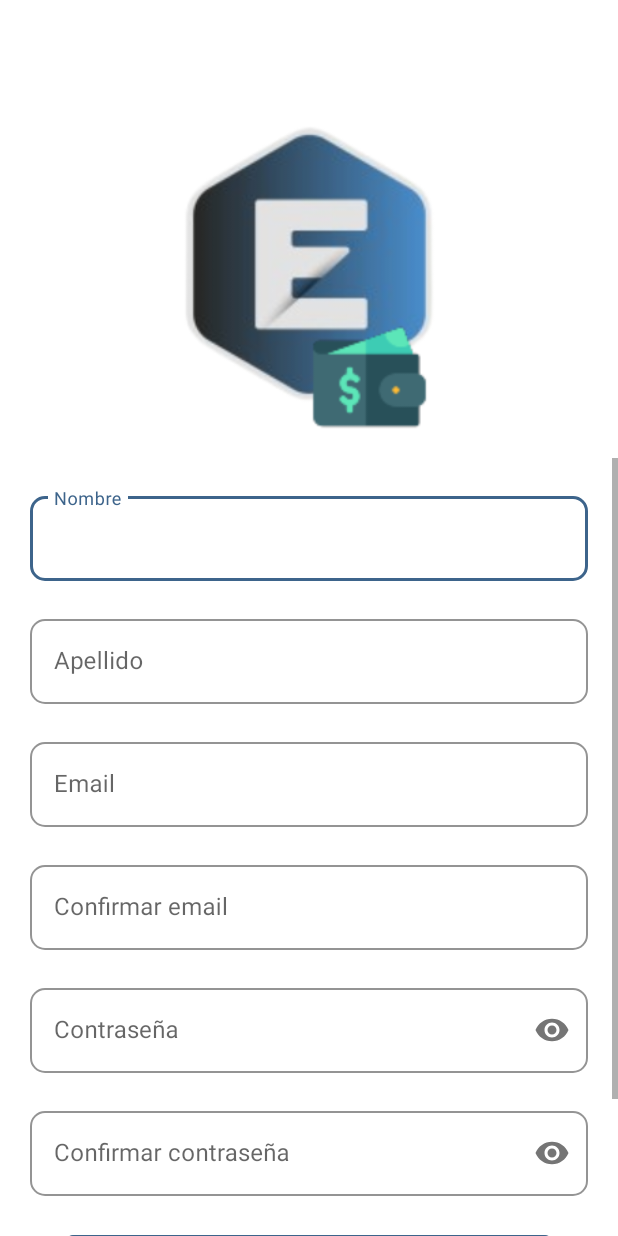
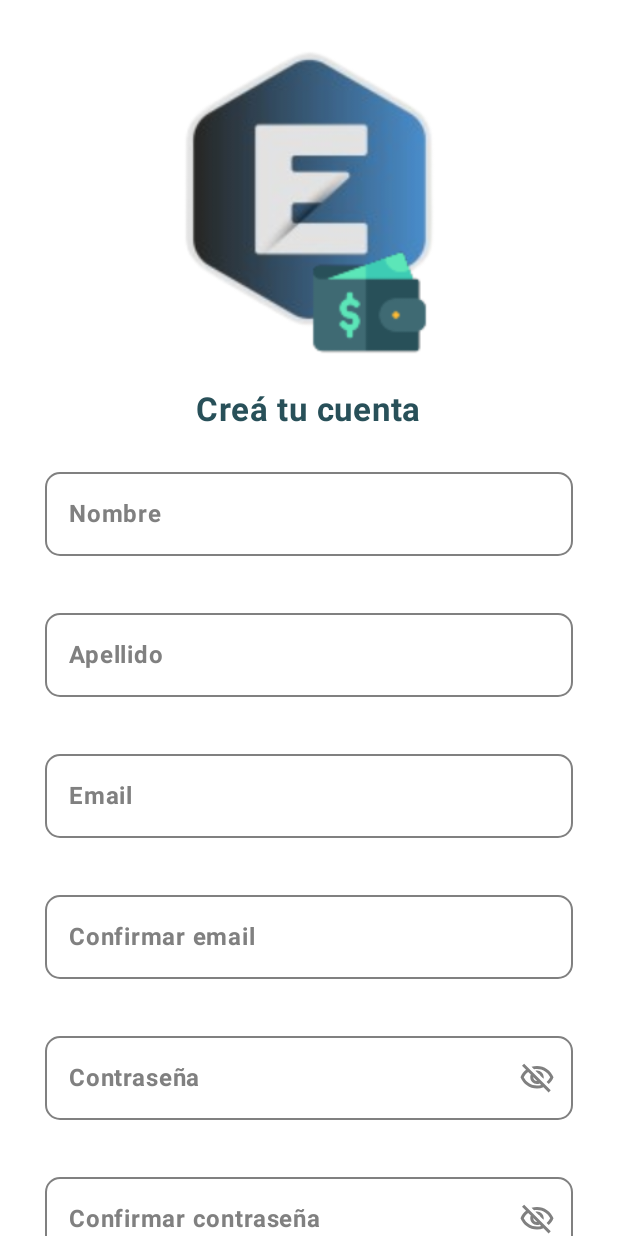
Before and after one commit to Lucas-Zacarias/Eldar-Wallet, an Android app built with Jetpack Compose: the SignUpActivity screen opened directly, with no data from a screen before it, on a phone screen of 412 x 824 dp. Run offline under Robolectric (Android 15) with nearby library versions, the light colour scheme and no system bars; our stand-ins replace Dagger/Hilt's generated code, Room's generated code, livedata-compose.

Commit message:
signup migration to compose

```diff
--- a/app/src/main/java/com/eldarwallet/ui/login/LogInActivity.kt
+++ b/app/src/main/java/com/eldarwallet/ui/login/LogInActivity.kt
@@ -1,16 +1,12 @@
 package com.eldarwallet.ui.login
 
 import android.content.Intent
-import android.content.res.Configuration.UI_MODE_NIGHT_NO
-import android.content.res.Configuration.UI_MODE_NIGHT_YES
 import android.os.Bundle
 import androidx.activity.compose.setContent
 import androidx.activity.viewModels
 import androidx.appcompat.app.AppCompatActivity
-import androidx.compose.runtime.Composable
-import androidx.compose.ui.tooling.preview.Preview
 import com.eldarwallet.ui.home.HomeActivity
-import com.eldarwallet.ui.screens.LoginScreen
+import com.eldarwallet.ui.screens.login.LoginScreen
 import com.eldarwallet.ui.signup.SignUpActivity
 import com.eldarwallet.ui.theme.EldarWalletTheme
 import dagger.hilt.android.AndroidEntryPoint
@@ -46,28 +42,4 @@ class LogInActivity : AppCompatActivity() {
         finish()
     }
 
-    @Preview(
-        showBackground = true,
-        name = "Light mode",
-        uiMode = UI_MODE_NIGHT_NO
-    )
-    @Preview(
-        showBackground = true,
-        name = "Night mode",
-        uiMode = UI_MODE_NIGHT_YES
-    )
-    @Composable
-    private fun Preview() {
-        EldarWalletTheme {
-            LoginScreen(
-                signUpEvent = {
-                    goToSignUpActivity()
-                },
-                goToHomeEvent = {
-                    goToHome()
-                },
-                viewModel = logInViewModel
-            )
-        }
-    }
 }
--- a/app/src/main/java/com/eldarwallet/ui/screens/LoginScreen.kt
+++ b/app/src/main/java/com/eldarwallet/ui/screens/login/LoginScreen.kt
@@ -1,4 +1,4 @@
-package com.eldarwallet.ui.screens
+package com.eldarwallet.ui.screens.login
 
 import androidx.compose.foundation.Image
 import androidx.compose.foundation.background
--- /dev/null
+++ b/app/src/main/java/com/eldarwallet/ui/screens/signup/SignUpScreen.kt
@@ -0,0 +1,373 @@
+package com.eldarwallet.ui.screens.signup
+
+import androidx.compose.foundation.Image
+import androidx.compose.foundation.background
+import androidx.compose.foundation.clickable
+import androidx.compose.foundation.layout.Arrangement
+import androidx.compose.foundation.layout.Box
+import androidx.compose.foundation.layout.Column
+import androidx.compose.foundation.layout.Row
+import androidx.compose.foundation.layout.fillMaxSize
+import androidx.compose.foundation.layout.fillMaxWidth
+import androidx.compose.foundation.layout.padding
+import androidx.compose.foundation.layout.size
+import androidx.compose.foundation.rememberScrollState
+import androidx.compose.foundation.text.KeyboardActions
+import androidx.compose.foundation.text.KeyboardOptions
+import androidx.compose.foundation.verticalScroll
+import androidx.compose.material3.MaterialTheme
+import androidx.compose.material3.Text
+import androidx.compose.runtime.Composable
+import androidx.compose.runtime.getValue
+import androidx.compose.runtime.livedata.observeAsState
+import androidx.compose.runtime.mutableStateOf
+import androidx.compose.runtime.remember
+import androidx.compose.runtime.setValue
+import androidx.compose.ui.Alignment
+import androidx.compose.ui.Modifier
+import androidx.compose.ui.focus.FocusDirection
+import androidx.compose.ui.platform.LocalFocusManager
+import androidx.compose.ui.res.painterResource
+import androidx.compose.ui.res.stringResource
+import androidx.compose.ui.text.font.FontWeight
+import androidx.compose.ui.text.input.ImeAction
+import androidx.compose.ui.text.input.KeyboardCapitalization
+import androidx.compose.ui.text.input.KeyboardType
+import androidx.compose.ui.unit.dp
+import androidx.compose.ui.unit.sp
+import com.eldarwallet.R
+import com.eldarwallet.domain.models.LoginResult
+import com.eldarwallet.domain.models.UserSignUp
+import com.eldarwallet.ui.screens.reusablecomponents.HeightSpacer
+import com.eldarwallet.ui.screens.reusablecomponents.ReusableButton
+import com.eldarwallet.ui.screens.reusablecomponents.ReusableDialog
+import com.eldarwallet.ui.screens.reusablecomponents.ReusableOutlineTextField
+import com.eldarwallet.ui.screens.reusablecomponents.WidthSpacer
+import com.eldarwallet.ui.signup.SignUpViewModel
+
+@Composable
+fun SignUpScreen(
+    goToLoginEvent: () -> Unit,
+    goToHomeEvent: () -> Unit,
+    viewModel: SignUpViewModel
+) {
+    val signUpState = viewModel.signUpState.observeAsState().value
+
+    Box(
+        modifier =
+        Modifier
+            .background(color = MaterialTheme.colorScheme.surface)
+            .fillMaxSize()
+    ) {
+        Column(
+            modifier = Modifier
+                .padding(start = 30.dp, end = 30.dp)
+                .fillMaxSize()
+                .verticalScroll(rememberScrollState()),
+            horizontalAlignment = Alignment.CenterHorizontally,
+            verticalArrangement = Arrangement.Center
+        ) {
+            LogoApp()
+            CreateAccountMessage()
+            SignUpForm(goToLoginEvent, viewModel)
+        }
+
+        when (signUpState) {
+            LoginResult.Success -> {
+                goToHomeEvent()
+            }
+
+            LoginResult.EmptyFields -> {
+                ReusableDialog(
+                    title =
+                    stringResource(id = R.string.check),
+                    text =
+                    stringResource(id = R.string.complete_all_fields),
+                    show = true
+                )
+            }
+
+            LoginResult.DistinctEmail -> {
+                ReusableDialog(
+                    title =
+                    stringResource(id = R.string.check),
+                    text =
+                    stringResource(id = R.string.check_if_emails_match),
+                    show = true
+                )
+            }
+
+            LoginResult.DistinctPassword -> {
+                ReusableDialog(
+                    title =
+                    stringResource(id = R.string.check),
+                    text =
+                    stringResource(id = R.string.check_if_passwords_match),
+                    show = true
+                )
+            }
+
+            LoginResult.EmailInvalid -> {
+                ReusableDialog(
+                    title =
+                    stringResource(id = R.string.check),
+                    text =
+                    stringResource(id = R.string.email_format),
+                    show = true
+                )
+            }
+
+            LoginResult.PasswordInvalid -> {
+                ReusableDialog(
+                    title =
+                    stringResource(id = R.string.check),
+                    text =
+                    stringResource(id = R.string.check_password_length),
+                    show = true
+                )
+            }
+
+            LoginResult.ExistingUser -> {
+                ReusableDialog(
+                    title =
+                    stringResource(id = R.string.check),
+                    text =
+                    stringResource(id = R.string.try_with_other_email),
+                    show = true
+                )
+            }
+
+            else -> {}
+        }
+    }
+}
+
+@Composable
+private fun LogoApp() {
+    Image(
+        painter =
+        painterResource(id = R.drawable.eldar_logo_app),
+        contentDescription =
+        stringResource(R.string.app_logo),
+        modifier =
+        Modifier.size(250.dp, 250.dp)
+    )
+}
+
+@Composable
+private fun CreateAccountMessage() {
+    HeightSpacer(height = 10)
+
+    Text(
+        text =
+        stringResource(id = R.string.create_account),
+        color =
+        MaterialTheme.colorScheme.primary,
+        fontSize = 22.sp,
+        fontWeight = FontWeight.Bold
+    )
+}
+
+@Composable
+private fun SignUpForm(
+    goToLoginEvent: () -> Unit,
+    viewModel: SignUpViewModel
+) {
+    val focusManager = LocalFocusManager.current
+
+    var name by remember { mutableStateOf("") }
+    var surname by remember { mutableStateOf("") }
+    var email by remember { mutableStateOf("") }
+    var confirmEmail by remember { mutableStateOf("") }
+    var password by remember { mutableStateOf("") }
+    var confirmPassword by remember { mutableStateOf("") }
+    var passwordVisibility by remember { mutableStateOf(false) }
+    var confirmPasswordVisibility by remember { mutableStateOf(false) }
+
+    HeightSpacer(height = 20)
+
+    ReusableOutlineTextField(
+        value =
+        name,
+        onValueChange =
+        { name = it },
+        label =
+        stringResource(id = R.string.name),
+        keyboardOptions =
+        KeyboardOptions(
+            capitalization = KeyboardCapitalization.Sentences,
+            keyboardType = KeyboardType.Text,
+            imeAction = ImeAction.Next
+        ),
+        keyboardActions =
+        KeyboardActions(
+            onNext =
+            { focusManager.moveFocus(FocusDirection.Down) }
+        ))
+
+    HeightSpacer(height = 30)
+
+    ReusableOutlineTextField(
+        value =
+        surname,
+        onValueChange =
+        { surname = it },
+        label =
+        stringResource(id = R.string.surname),
+        keyboardOptions =
+        KeyboardOptions(
+            capitalization = KeyboardCapitalization.Sentences,
+            keyboardType = KeyboardType.Text,
+            imeAction = ImeAction.Next
+        ),
+        keyboardActions =
+        KeyboardActions(
+            onNext =
+            { focusManager.moveFocus(FocusDirection.Down) }
+        ))
+
+    HeightSpacer(height = 30)
+
+    ReusableOutlineTextField(
+        value =
+        email,
+        onValueChange =
+        { email = it },
+        label =
+        stringResource(id = R.string.email),
+        keyboardOptions =
+        KeyboardOptions(
+            keyboardType = KeyboardType.Text,
+            imeAction = ImeAction.Next
+        ),
+        keyboardActions =
+        KeyboardActions(
+            onNext =
+            { focusManager.moveFocus(FocusDirection.Down) }
+        ))
+
+    HeightSpacer(height = 30)
+
+    ReusableOutlineTextField(
+        value =
+        confirmEmail,
+        onValueChange =
+        { confirmEmail = it },
+        label =
+        stringResource(id = R.string.confirm_email),
+        keyboardOptions =
+        KeyboardOptions(
+            keyboardType = KeyboardType.Text,
+            imeAction = ImeAction.Next
+        ),
+        keyboardActions =
+        KeyboardActions(
+            onNext =
+            { focusManager.moveFocus(FocusDirection.Down) }
+        ))
+
+    HeightSpacer(height = 30)
+
+    ReusableOutlineTextField(
+        value =
+        password,
+        onValueChange =
+        { password = it },
+        label =
+        stringResource(id = R.string.password),
+        keyboardOptions =
+        KeyboardOptions(
+            keyboardType = KeyboardType.Text,
+            imeAction = ImeAction.Next
+        ),
+        keyboardActions =
+        KeyboardActions(
+            onNext =
+            { focusManager.moveFocus(FocusDirection.Down) }
+        ),
+        maxLength = 6,
+        isPasswordField = true,
+        isPasswordVisible =
+        passwordVisibility,
+        onVisibilityChange =
+        { passwordVisibility = it })
+
+    HeightSpacer(height = 30)
+
+    ReusableOutlineTextField(
+        value =
+        confirmPassword,
+        onValueChange =
+        { confirmPassword = it },
+        label =
+        stringResource(id = R.string.confirm_password),
+        keyboardOptions =
+        KeyboardOptions(
+            keyboardType = KeyboardType.Text,
+            imeAction = ImeAction.Done
+        ),
+        keyboardActions =
+        KeyboardActions(
+            onDone = { focusManager.clearFocus() }
+        ),
+        maxLength = 6,
+        isPasswordField = true,
+        isPasswordVisible =
+        confirmPasswordVisibility,
+        onVisibilityChange =
+        { confirmPasswordVisibility = it })
+
+    HeightSpacer(height = 30)
+
+    ReusableButton(
+        clickEvent = {
+            viewModel.validateSignUpForm(
+                UserSignUp(
+                    name = name,
+                    surname = surname,
+                    email = email,
+                    emailConfirm = confirmEmail,
+                    password = password,
+                    passwordConfirm = confirmPassword
+                )
+            )
+        },
+        text =
+        stringResource(id = R.string.sign_up)
+    )
+
+    HeightSpacer(height = 20)
+
+    LoginOption(goToLoginEvent)
+}
+
+@Composable
+private fun LoginOption(
+    goToLoginEvent: () -> Unit
+) {
+    Row(
+        modifier =
+        Modifier.fillMaxWidth(),
+        horizontalArrangement =
+        Arrangement.Center
+    ) {
+
+        Text(
+            text = stringResource(id = R.string.have_account),
+            color = MaterialTheme.colorScheme.primary
+        )
+
+        WidthSpacer(width = 15)
+
+        Text(
+            text = stringResource(id = R.string.log_in),
+            fontWeight = FontWeight.Bold,
+            color = MaterialTheme.colorScheme.primary,
+            modifier = Modifier.clickable(
+                onClick = {
+                    goToLoginEvent()
+                }
+            )
+        )
+    }
+}
--- a/app/src/main/java/com/eldarwallet/ui/signup/SignUpActivity.kt
+++ b/app/src/main/java/com/eldarwallet/ui/signup/SignUpActivity.kt
@@ -2,116 +2,44 @@ package com.eldarwallet.ui.signup
 
 import android.content.Intent
 import android.os.Bundle
-import android.view.LayoutInflater
-import android.widget.EditText
+import androidx.activity.compose.setContent
 import androidx.activity.viewModels
 import androidx.appcompat.app.AppCompatActivity
-import com.eldarwallet.databinding.ActivitySignUpBinding
-import com.eldarwallet.domain.models.LoginResult
-import com.eldarwallet.domain.models.UserSignUp
 import com.eldarwallet.ui.home.HomeActivity
-import com.google.android.material.button.MaterialButton
-import com.google.android.material.dialog.MaterialAlertDialogBuilder
+import com.eldarwallet.ui.screens.signup.SignUpScreen
+import com.eldarwallet.ui.theme.EldarWalletTheme
 import dagger.hilt.android.AndroidEntryPoint
 
 @AndroidEntryPoint
 class SignUpActivity : AppCompatActivity() {
-    private lateinit var binding: ActivitySignUpBinding
-    private lateinit var name: EditText
-    private lateinit var surname: EditText
-    private lateinit var email: EditText
-    private lateinit var emailConfirm: EditText
-    private lateinit var password: EditText
-    private lateinit var passwordConfirm: EditText
-    private lateinit var btnSignUp: MaterialButton
-    private lateinit var btnLogIn: MaterialButton
     private val signUpViewModel: SignUpViewModel by viewModels()
 
     override fun onCreate(savedInstanceState: Bundle?) {
         super.onCreate(savedInstanceState)
 
-        binding = ActivitySignUpBinding.inflate(LayoutInflater.from(this))
-        setContentView(binding.root)
+        setContent {
+            EldarWalletTheme {
+                SignUpScreen(
+                    goToLoginEvent = {
+                        goToLogInActivity()
+                    },
+                    goToHomeEvent = {
+                        goToHome()
+                    },
+                    viewModel = signUpViewModel
+                )
+            }
+        }
 
-        getViews()
-        setListeners()
-        setObserver()
-    }
-
-    private fun getViews() {
-        name = binding.etName.editText!!
-        surname = binding.etSurname.editText!!
-        email = binding.etEmail.editText!!
-        emailConfirm = binding.etConfirmEmail.editText!!
-        password = binding.etPassword.editText!!
-        passwordConfirm = binding.etConfirmPassword.editText!!
-        btnSignUp = binding.mbSignUp
-        btnLogIn = binding.mbLogIn
-    }
-
-    private fun setListeners() {
-        createAccount()
-        goToLogInActivity()
-    }
-
-    private fun createAccount() {
-        btnSignUp.setOnClickListener {
-            signUpViewModel.validateSignUpForm(
-                UserSignUp(
-                    name.text.toString(),
-                    surname.text.toString(),
-                    email.text.toString(),
-                    emailConfirm.text.toString(),
-                    password.text.toString(),
-                    passwordConfirm.text.toString()
-                )
-            )
-        }
     }
 
     private fun goToLogInActivity() {
-        btnLogIn.setOnClickListener {
-            finish()
-        }
-    }
-
-    private fun setObserver() {
-        signUpViewModel.signUpState.observe(this) { signUpResult ->
-            when(signUpResult) {
-                LoginResult.Success -> goToHome()
-
-                LoginResult.EmptyFields -> setAlertSignUpProblem("Completar todos los campos")
-
-                LoginResult.DistinctEmail -> setAlertSignUpProblem("Ver si los email coinciden")
-
-                LoginResult.DistinctPassword -> setAlertSignUpProblem("Ver si las contraseñas coinciden")
-
-                LoginResult.EmailInvalid -> setAlertSignUpProblem("El formato del email, ej: mario.paredes@gmail.com")
-
-                LoginResult.PasswordInvalid -> setAlertSignUpProblem("El largo de la contraseña (debe ser de al menos 6 caracteres)")
-
-                LoginResult.ExistingUser -> setAlertSignUpProblem("Probar con otro email")
-
-                LoginResult.Error -> setAlertSignUpProblem("No pudimos detectar la causa")
-
-                else -> {}
-            }
-        }
-    }
-
-    private fun setAlertSignUpProblem(message: String) {
-        MaterialAlertDialogBuilder(this)
-            .setTitle("No pudimos crear tu cuenta")
-            .setMessage("Revisá: $message")
-            .setPositiveButton("OK"){dialog, _ ->
-                dialog.dismiss()
-            }
-            .show()
-
+        finish()
     }
 
     private fun goToHome() {
         startActivity(Intent(this, HomeActivity::class.java))
         finish()
     }
+
 }
--- a/app/src/main/res/values/strings.xml
+++ b/app/src/main/res/values/strings.xml
@@ -47,4 +47,10 @@
     <string name="complete_all_fields">Completar todos los campos</string>
     <string name="email_format">El formato del email, ej: mario.paredes@gmail.com</string>
     <string name="credentials">Tus credenciales</string>
+    <string name="create_account">Creá tu cuenta</string>
+    <string name="check_if_emails_match">Ver si los email coinciden</string>
+    <string name="check_if_passwords_match">Ver si las contraseñas coinciden</string>
+    <string name="check_password_length">El largo de la contraseña (debe ser de al menos 6 caracteres)</string>
+    <string name="try_with_other_email">Probar con otro email</string>
+    <string name="problem_not_detected">No pudimos detectar la causa</string>
 </resources>
```
